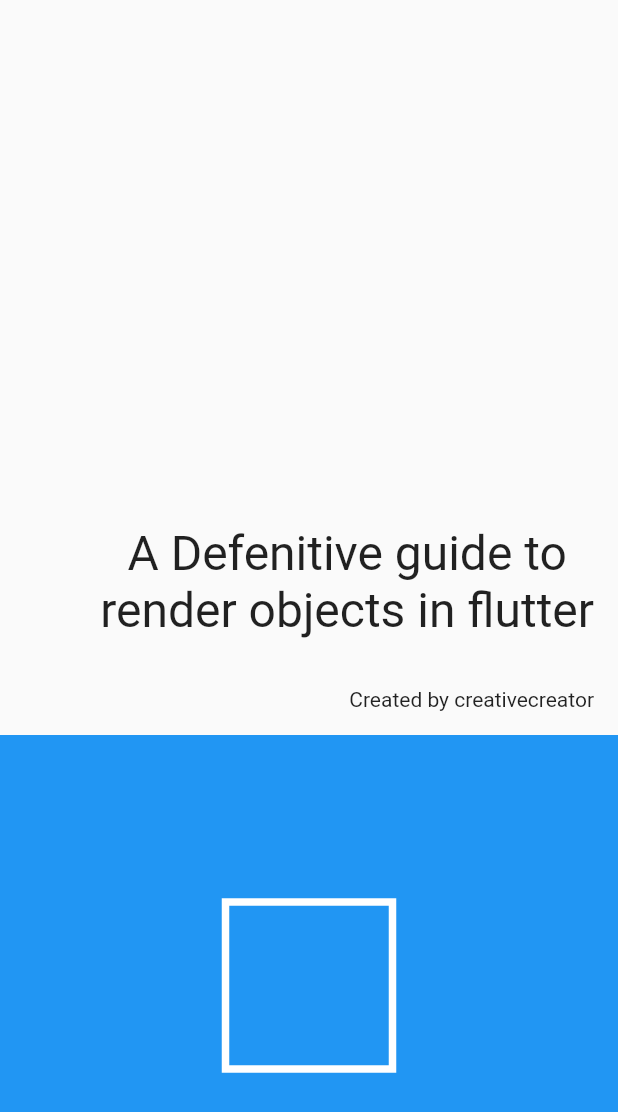
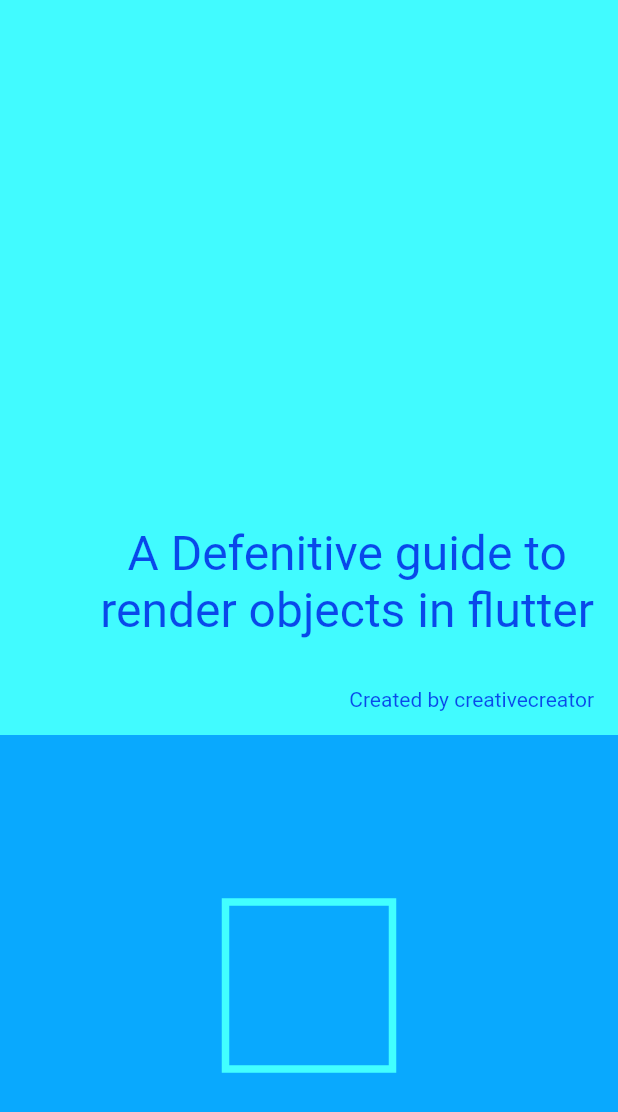
Before and after one commit to lubshad/render_box_practice, a Flutter app: the screen it shows after launch, on a phone screen of 412 x 824 dp. Shown: the top 1112 px of the screen. Run offline on Flutter 3.47's test engine with Material 2 defaults, Android fonts, the phone set to English and light mode, and no system bars.

Commit message:
custom proxy box

```diff
--- /dev/null
+++ b/lib/custom_proxy_box.dart
@@ -0,0 +1,28 @@
+import 'package:flutter/material.dart';
+import 'package:flutter/rendering.dart';
+
+class CustomProxyBox extends SingleChildRenderObjectWidget {
+  const CustomProxyBox({Key? key, required Widget child})
+      : super(key: key, child: child);
+  @override
+  RenderObject createRenderObject(BuildContext context) {
+    return RenderCustomProxyBox();
+  }
+}
+
+class RenderCustomProxyBox extends RenderProxyBox {
+  @override
+  void paint(PaintingContext context, Offset offset) {
+    final canvas = context.canvas;
+
+    canvas.saveLayer(offset & size, Paint()..blendMode = BlendMode.hardLight);
+
+    context.paintChild(child!, offset);
+    canvas.restore();
+  }
+
+  @override
+  bool hitTest(BoxHitTestResult result, {required Offset position}) {
+    return false;
+  }
+}
--- a/lib/main.dart
+++ b/lib/main.dart
@@ -4,6 +4,8 @@
 import 'package:render_object/custom_box.dart';
 import 'package:render_object/custom_column.dart';
 import 'package:render_object/custom_spacer.dart';
+
+import 'custom_proxy_box.dart';
 
 void main() => runApp(const MyApp());
 
@@ -32,7 +34,9 @@
         primarySwatch: Colors.blue,
       ),
       home: Scaffold(
-        body: CustomColumn(
+        body: Stack(
+          children: [
+            CustomColumn(
               alignment: CustomColumnAlignment.end,
               children: [
                 const CustomExpanded(
@@ -71,6 +75,13 @@
                     }),
               ],
             ),
+            CustomProxyBox(
+              child: Container(
+                color: Colors.blue,
+              ),
+            )
+          ],
+        ),
       ),
     );
   }
```
Also changed, not shown: lib/custom_box.dart (+11 -3 lines). Lines whose indentation alone changed are shown as unchanged.
